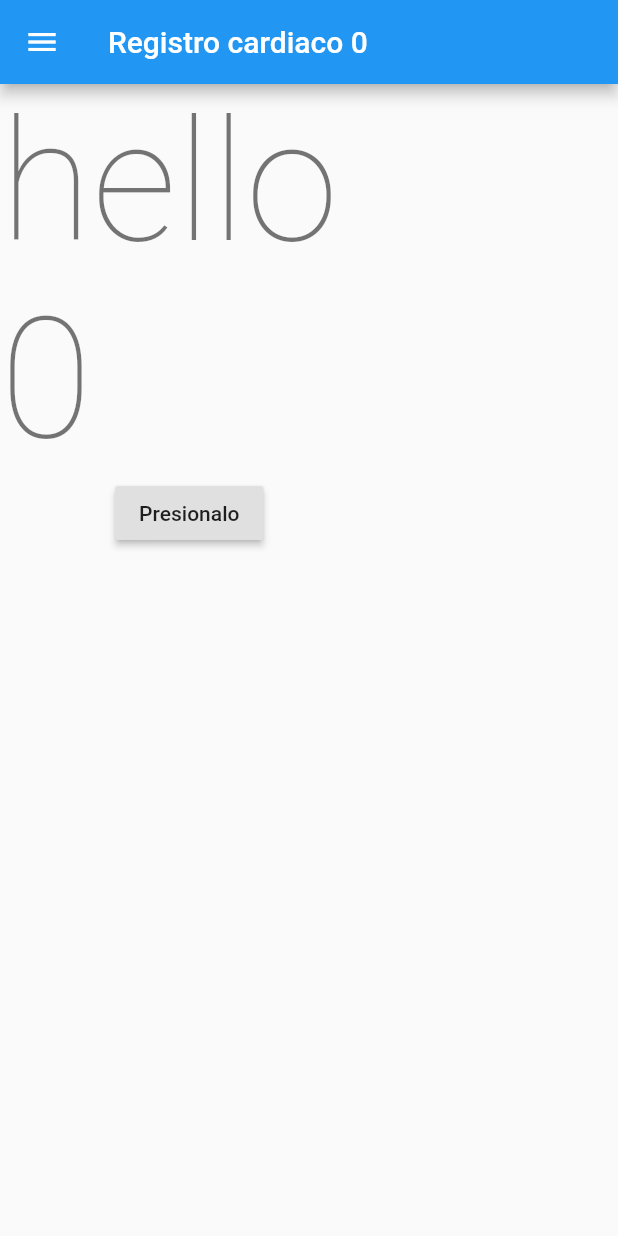
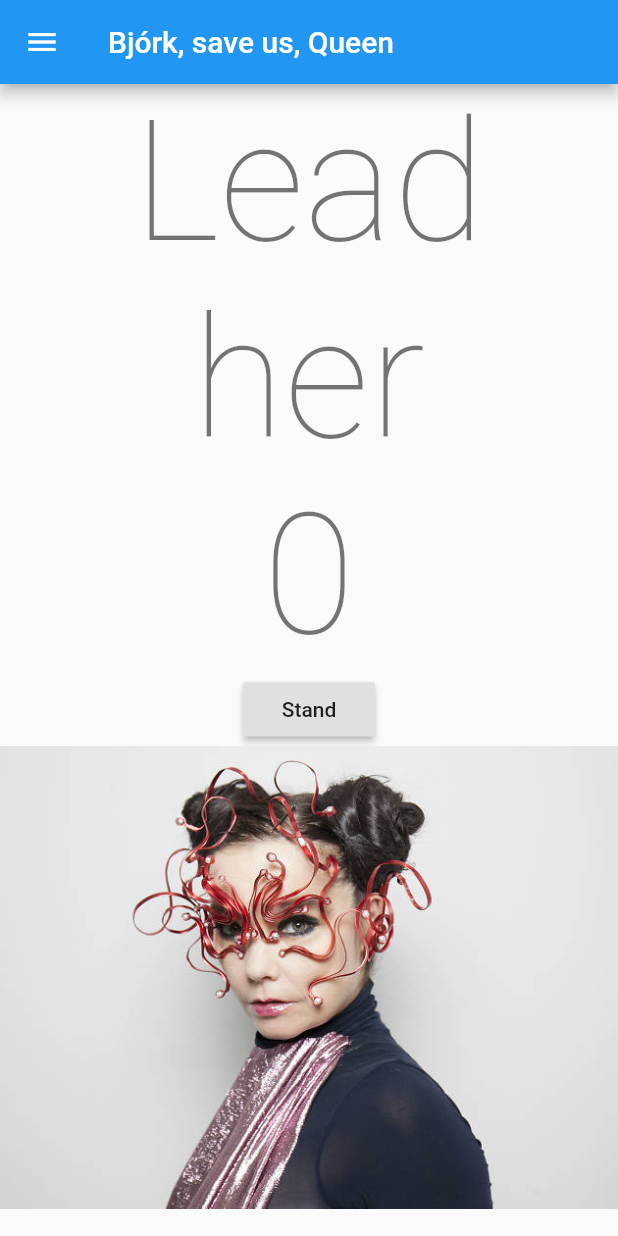
Before and after one commit to arielmerin/firstFlutter, a Flutter app: the screen it shows after launch, on a phone screen of 412 x 824 dp. Run offline on Flutter 3.47's test engine with Material 2 defaults, Android fonts, the light colour scheme and no system bars.

Commit message:
Añadimos una imagen de bjork
Añadimos después del botón una imagen y modificamos el .yaml con los assets del proyecto

```diff
--- a/solita/solita/lib/screens/home.dart
+++ b/solita/solita/lib/screens/home.dart
@@ -20,16 +20,17 @@ class _State extends State<Solita>{
             title: "Segundo, como el minuto",
             home: Scaffold(
                 appBar: AppBar(
-                    title: Text('Registro cardiaco $n'),
+                    title: Text('Bjórk, save us, Queen '),
                     leading: Icon(Icons.menu),
                 ),
                 body: Column(
                     children: <Widget>[
-                        Text('hello \n$n', style: Theme.of(context).textTheme.headline1),
+                        Text('Lead her \n$n', style: Theme.of(context).textTheme.headline1, textAlign: TextAlign.center,),
                         RaisedButton(
-                            child: Text("Presionalo"),
+                            child: Text("Stand"),
                             onPressed: incrementar,
-                        )
+                        ),
+                        Image.asset('assets/images/image.jpg')
                     ],
                 ),
             ),
--- a/solita/solita/pubspec.yaml
+++ b/solita/solita/pubspec.yaml
@@ -43,7 +43,8 @@ flutter:
   # included with your application, so that you can use the icons in
   # the material Icons class.
   uses-material-design: true
-
+  assets:
+  - assets/images/image.jpg
   # To add assets to your application, add an assets section, like this:
   # assets:
   #   - images/a_dot_burr.jpeg
```
Also changed, not shown: solita/solita/assets/images/image.jpg (added).
